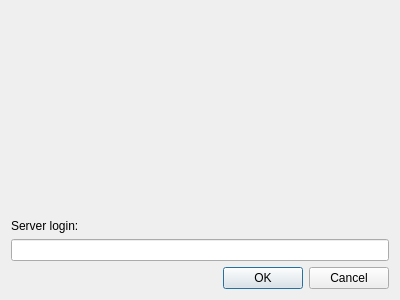
The window that polsettings.ui (CosteaPaul/PolToolBox) describes before a commit, drawn with Qt 5.
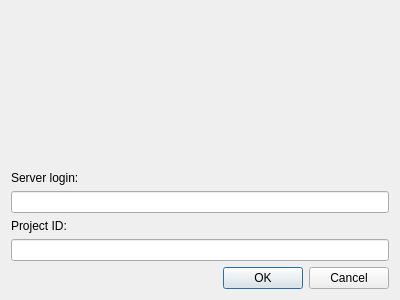
The same window after the commit.

Commit message: Added copy class

```diff
--- a/polsettings.ui
+++ b/polsettings.ui
@@ -45,6 +45,16 @@
      <item>
       <widget class="QLineEdit" name="Edit_LabelLogin"/>
      </item>
+     <item>
+      <widget class="QLabel" name="labelProjectID">
+       <property name="text">
+        <string>Project ID:</string>
+       </property>
+      </widget>
+     </item>
+     <item>
+      <widget class="QLineEdit" name="Edit_ProjID"/>
+     </item>
     </layout>
    </item>
    <item>
```
The commit also changes 11 other files.
